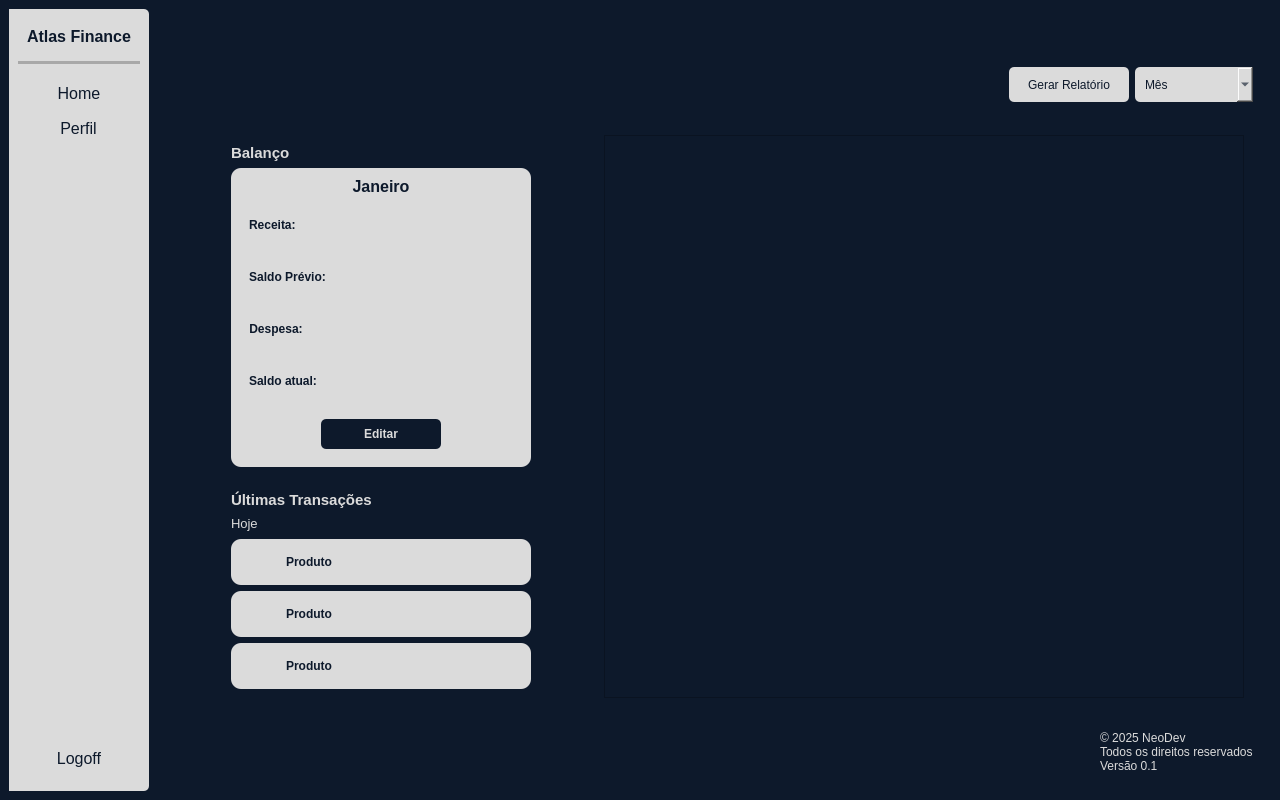
Before: the Qt Designer form ui/HomeWindow.ui in kawlu/Atlas-Finance, drawn with Qt 5.
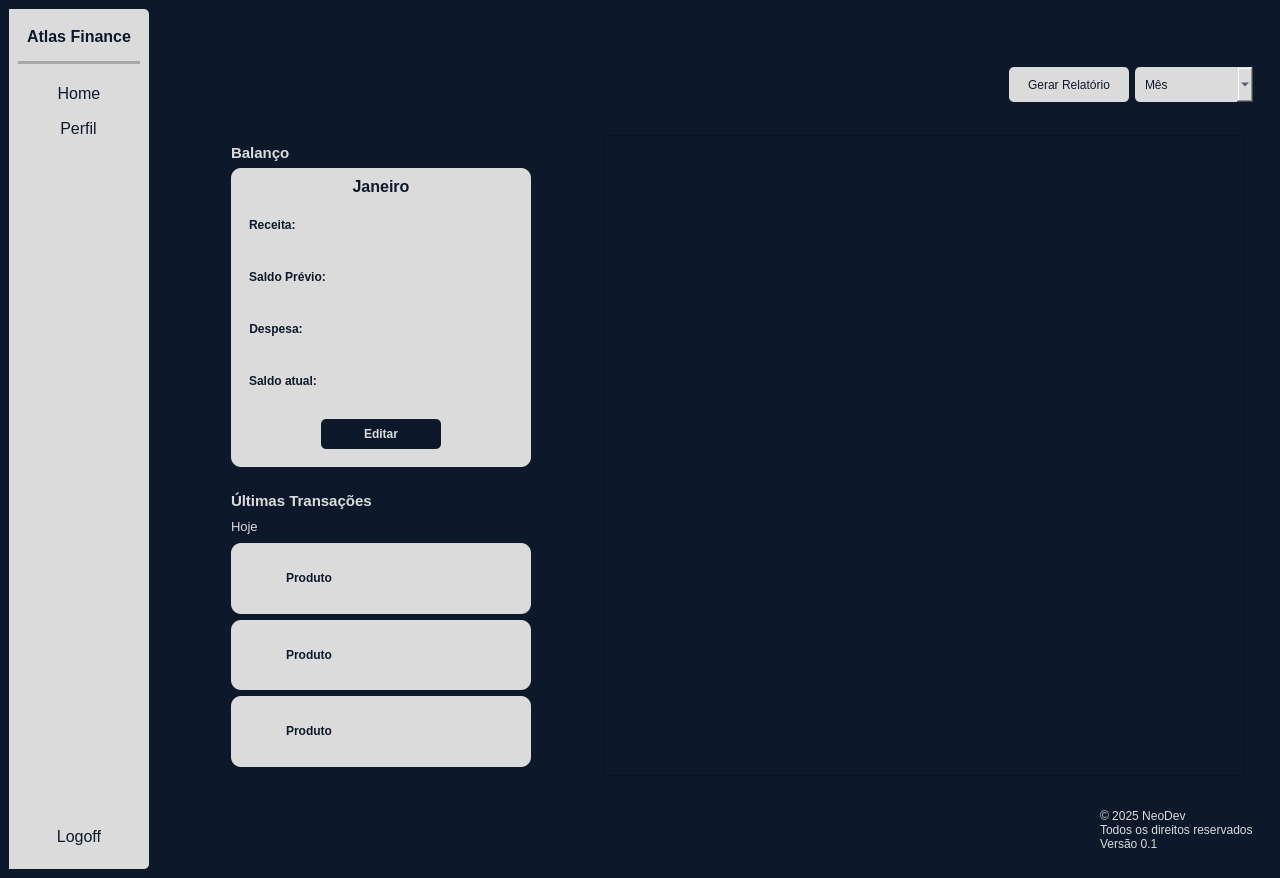
After: the same form once the commit is applied. Icons and pictures are not drawn.

Commit message: Adicionei cursor pointer aos botôes

What changed in the file:
```diff
--- a/ui/HomeWindow.ui
+++ b/ui/HomeWindow.ui
@@ -7,7 +7,7 @@
     <x>0</x>
     <y>0</y>
     <width>1280</width>
-    <height>800</height>
+    <height>878</height>
    </rect>
   </property>
   <property name="mouseTracking">
```
Left out of the diff: 18 changed lines with no effect on the pictures.
